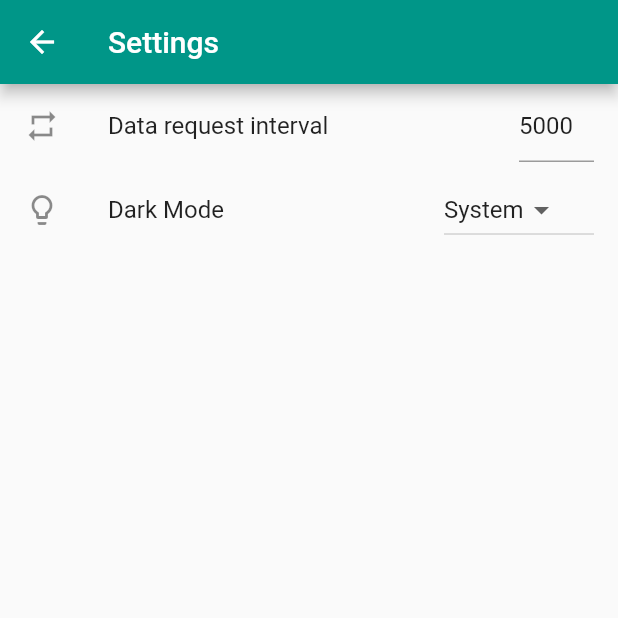
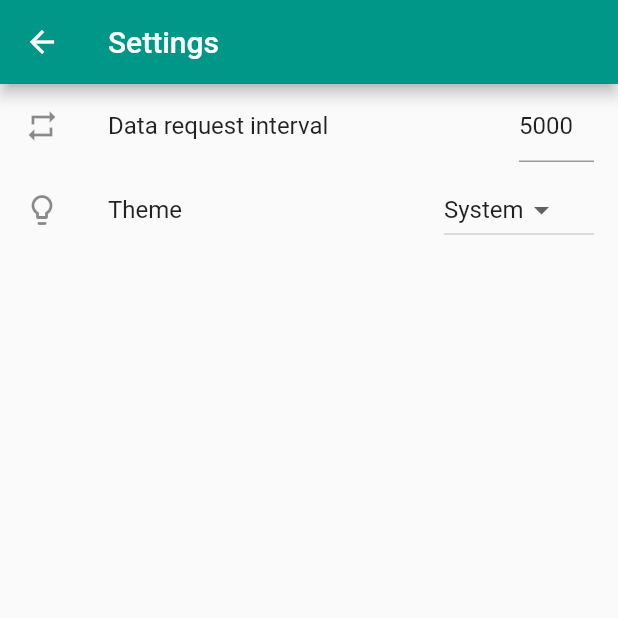
Before and after one commit to tingtingths/dsgo, a Flutter app: the screen it shows after launch, after a tap on the "menu" icon, after a tap on "Settings", on a phone screen of 412 x 824 dp, the top half of it. Run offline on Flutter 3.47's test engine with Material 2 defaults, Android fonts, the phone set to English and light mode, and no system bars; our stand-ins replace file_picker, flutter_riverpod, flutter_secure_storage, localstorage, package_info_plus, tuple; missing offline and left inert: chunked_stream, synoapi; generated files the repository leaves out were written again.

Commit message:
i18n: wip

```diff
--- /dev/null
+++ b/l10n.yaml
@@ -0,0 +1,4 @@
+arb-dir: lib/l10n
+template-arb-file: app_en.arb
+output-localization-file: app_localizations.dart
+untranslated-messages-file: missing_translation.json
--- /dev/null
+++ b/lib/l10n/app_en.arb
@@ -0,0 +1,51 @@
+{
+  "login": "Login",
+  "logout": "Logout",
+  "settings": "Settings",
+  "add_connection": "Add Connection",
+  "@add_connection": {
+    "description": "Add Connection page header"
+  },
+  "edit_connection": "Edit Connection",
+  "@edit_connection": {
+    "description": "Edit Connection page header"
+  },
+  "uri": "URI",
+  "connection_form_uri_hint": "Server URI, e.g. https://ds:5001/myds",
+  "@connection_form_uri_hint": {
+    "description": "Connection form URI input hint"
+  },
+  "username": "Username",
+  "password": "Password",
+  "connect": "Connect",
+  "input_warning_empty": "Cannot be empty",
+  "@input_warning_empty": {
+    "description": "Warning text for empty mandatory input"
+  },
+  "settings_request_interval": "Data request interval",
+  "@settings_request_interval": {
+    "description": "Data request setting text"
+  },
+  "theme": "Theme",
+  "settings_theme_system": "System",
+  "@settings_theme_system": {
+    "description": "Theme setting system option"
+  },
+  "settings_theme_dark": "Dark",
+  "@settings_theme_dark": {
+    "description": "Theme setting dark option"
+  },
+  "settings_theme_light": "Light",
+  "@settings_theme_light": {
+    "description": "Theme setting light option"
+  },
+  "search_bar_text": "Search",
+  "@search_bar_text": {
+    "description": "Search bar text"
+  },
+  "connecting": "Connecting",
+  "login_success": "Login Success",
+  "login_failed": "Login Failed",
+  "one_time_password": "One-time password",
+  "submit": "Submit"
+}
--- /dev/null
+++ b/lib/l10n/app_zh.arb
@@ -0,0 +1,3 @@
+{
+
+}
--- /dev/null
+++ b/lib/l10n/app_zh_Hant.arb
@@ -0,0 +1,3 @@
+{
+
+}
--- a/lib/main.dart
+++ b/lib/main.dart
@@ -1,11 +1,13 @@
 import 'package:dsgo/datasource/connection.dart';
 import 'package:flutter/material.dart';
+import 'package:flutter_localizations/flutter_localizations.dart';
 import 'package:flutter_riverpod/flutter_riverpod.dart';
 import 'package:logging/logging.dart';
 import 'package:synoapi/synoapi.dart';
 
 import 'datasource/user_settings.dart';
 import 'model/model.dart';
+import 'package:flutter_gen/gen_l10n/app_localizations.dart';
 import 'page/scaffold.dart';
 
 final userSettingsProvider = StateProvider<UserSettings>((ref) => UserSettings());
@@ -80,6 +82,17 @@ class AppState extends State<App> {
         darkTheme: ThemeData.dark().copyWith(
           appBarTheme: AppBarTheme(color: Color(0xff404040))
         ),
+        // localization
+        localizationsDelegates: [
+          AppLocalizations.delegate,
+          GlobalMaterialLocalizations.delegate,
+          GlobalWidgetsLocalizations.delegate,
+          GlobalCupertinoLocalizations.delegate,
+        ],
+        supportedLocales: [
+          const Locale('en'), // English, no country code
+          const Locale.fromSubtags(languageCode: 'zh', scriptCode: 'Hant'), // 'zh_Hant_HK'
+        ],
       );
     });
   }
--- a/lib/page/drawer.dart
+++ b/lib/page/drawer.dart
@@ -5,6 +5,7 @@ import 'package:dsgo/model/model.dart';
 import 'package:dsgo/util/const.dart';
 import 'package:flutter/gestures.dart';
 import 'package:flutter/material.dart';
+import 'package:flutter_gen/gen_l10n/app_localizations.dart';
 import 'package:flutter_riverpod/flutter_riverpod.dart';
 import 'package:package_info_plus/package_info_plus.dart';
 import 'package:url_launcher/url_launcher.dart';
@@ -107,11 +108,12 @@ class AppDrawer extends ConsumerWidget {
             openElevation: 0,
             closedBuilder: (context, action) {
               if (connection == null) {
-                return ListTile(leading: Icon(Icons.login), title: Text('Login'), onTap: action);
+                return ListTile(
+                    leading: Icon(Icons.login), title: Text(AppLocalizations.of(context)!.login), onTap: action);
               } else {
                 return ListTile(
                     leading: Icon(Icons.logout),
-                    title: Text('Logout'),
+                    title: Text(AppLocalizations.of(context)!.logout),
                     onTap: () {
                       context.read(connectionDatastoreProvider).removeAll();
                       watch(connectionProvider).state = null;
@@ -137,7 +139,7 @@ class AppDrawer extends ConsumerWidget {
               closedColor: Colors.transparent,
               closedElevation: 0,
               closedBuilder: (context, action) {
-                return ListTile(leading: Icon(Icons.settings), title: Text('Settings'), onTap: action);
+                return ListTile(leading: Icon(Icons.settings), title: Text(AppLocalizations.of(context)!.settings), onTap: action);
               },
               openBuilder: (context, action) {
                 return SettingsPage();
@@ -147,7 +149,7 @@ class AppDrawer extends ConsumerWidget {
               icon: Icon(Icons.info),
               applicationIcon: FlutterLogo(),
               applicationName: STYLED_APP_NAME,
-              applicationVersion: '${versionString(packageInfo)}',
+              applicationVersion: '${versionString(packageInfo)} (${AppLocalizations.of(context)!.localeName})',
               applicationLegalese: '@ 2020 DS Go authors',
               aboutBoxChildren: <Widget>[
                 const SizedBox(height: 24),
--- a/lib/page/scaffold.dart
+++ b/lib/page/scaffold.dart
@@ -15,6 +15,7 @@ import '../page/connection.dart';
 import '../page/drawer.dart';
 import '../page/tasks.dart';
 import '../util/utils.dart';
+import 'package:flutter_gen/gen_l10n/app_localizations.dart';
 
 class MainScaffold extends StatefulWidget {
   final UserSettings settings;
@@ -68,6 +69,7 @@ class MainScaffoldState extends State<MainScaffold> {
 
   @override
   Widget build(BuildContext context) {
+    final l10n = AppLocalizations.of(context)!;
     var apiContext = context.read(apiContextProvider).state;
     if (apiContext != null && !apiContext.hasSid(Syno.DownloadStation.name) && !isLoginInProgress) {
       isLoginInProgress = true;
@@ -121,7 +123,7 @@ class MainScaffoldState extends State<MainScaffold> {
                         title: TextField(
                           textInputAction: TextInputAction.search,
                           controller: searchController,
-                          decoration: InputDecoration(hintText: 'Search tasks', border: InputBorder.none),
+                          decoration: InputDecoration(hintText: l10n.search_bar_text, border: InputBorder.none),
                         )),
                   ),
                   TaskList(settings),
--- a/lib/page/settings.dart
+++ b/lib/page/settings.dart
@@ -4,6 +4,7 @@ import 'package:flutter_riverpod/flutter_riverpod.dart';
 
 import '../datasource/user_settings.dart';
 import '../util/const.dart';
+import 'package:flutter_gen/gen_l10n/app_localizations.dart';
 
 class SettingsPage extends StatefulWidget {
   @override
@@ -18,11 +19,12 @@ class SettingsPageState extends State<SettingsPage> {
 
   @override
   Widget build(BuildContext context) {
+    final l10n = AppLocalizations.of(context)!;
     return Consumer(builder: (context, watch, _) {
       var settings = watch(userSettingsProvider).state;
       return Scaffold(
         appBar: AppBar(
-          title: Text('Settings'),
+          title: Text(l10n.settings),
         ),
         body: GestureDetector(
           onTap: () {
@@ -31,7 +33,7 @@ class SettingsPageState extends State<SettingsPage> {
           child: ListView(
             children: <Widget>[
               ListTile(
-                  title: Text('Data request interval'),
+                  title: Text(l10n.settings_request_interval),
                   leading: Icon(Icons.repeat),
                   trailing: Container(
                     width: 50,
@@ -46,7 +48,7 @@ class SettingsPageState extends State<SettingsPage> {
                     ),
                   )),
               ListTile(
-                  title: Text('Dark Mode'),
+                  title: Text(l10n.theme),
                   leading: Icon(Icons.lightbulb_outline),
                   trailing: Container(
                       width: 100,
@@ -55,7 +57,11 @@ class SettingsPageState extends State<SettingsPage> {
                         items: ThemeMode.values.map((val) {
                           return DropdownMenuItem<ThemeMode>(
                             value: val,
-                            child: Text(val.text),
+                            child: Text({
+                              ThemeMode.system: l10n.settings_theme_system,
+                              ThemeMode.dark: l10n.settings_theme_dark,
+                              ThemeMode.light: l10n.settings_theme_light,
+                            }[val]!),
                           );
                         }).toList(),
                         onChanged: (dynamic val) {
```
Also changed, not shown: lib/page/connection.dart (+16 -12 lines), pubspec.yaml (+4 -53 lines), pubspec.lock, 1 other file.
